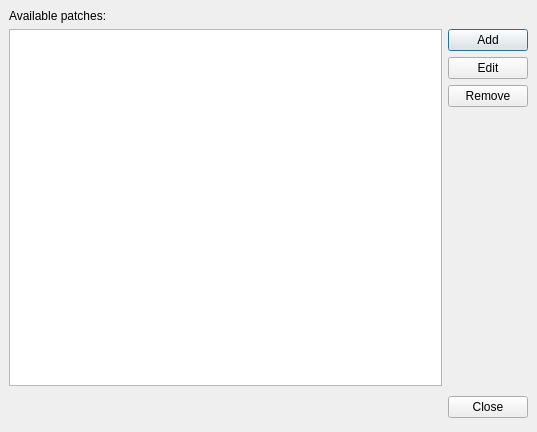
Old version of the form plugins/teamwork/kdevteamwork_managepatches.ui in the repository KDE/kdevelop.
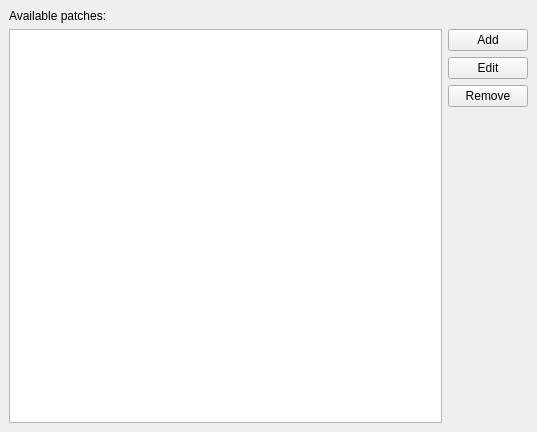
New version of the form.

Commit message: Make most of the dialogs KDialog's again, this time with proper porting. I couldn't test all of them as teamwork couldn't connect to the 2nd kdev instance.

The edit to the form file:
```diff
--- a/plugins/teamwork/kdevteamwork_managepatches.ui
+++ b/plugins/teamwork/kdevteamwork_managepatches.ui
@@ -1,6 +1,6 @@
 <ui version="4.0" >
  <class>ManagePatches</class>
- <widget class="QDialog" name="ManagePatches" >
+ <widget class="QWidget" name="ManagePatches" >
   <property name="geometry" >
    <rect>
     <x>0</x>
@@ -16,7 +16,19 @@
    <property name="margin" >
     <number>9</number>
    </property>
-   <property name="spacing" >
+   <property name="topMargin" >
+    <number>9</number>
+   </property>
+   <property name="rightMargin" >
+    <number>9</number>
+   </property>
+   <property name="bottomMargin" >
+    <number>9</number>
+   </property>
+   <property name="horizontalSpacing" >
+    <number>6</number>
+   </property>
+   <property name="verticalSpacing" >
     <number>6</number>
    </property>
    <item row="0" column="0" >
@@ -91,36 +103,6 @@
        </item>
       </layout>
      </item>
-     <item>
-      <layout class="QHBoxLayout" >
-       <property name="margin" >
-        <number>0</number>
-       </property>
-       <property name="spacing" >
-        <number>6</number>
-       </property>
-       <item>
-        <spacer>
-         <property name="orientation" >
-          <enum>Qt::Horizontal</enum>
-         </property>
-         <property name="sizeHint" >
-          <size>
-           <width>131</width>
-           <height>31</height>
-          </size>
-         </property>
-        </spacer>
-       </item>
-       <item>
-        <widget class="QPushButton" name="closeButton" >
-         <property name="text" >
-          <string>Close</string>
-         </property>
-        </widget>
-       </item>
-      </layout>
-     </item>
     </layout>
    </item>
   </layout>
```
Left out of the diff: 66 changed lines with no effect on the pictures. The commit also changes 10 other files.
